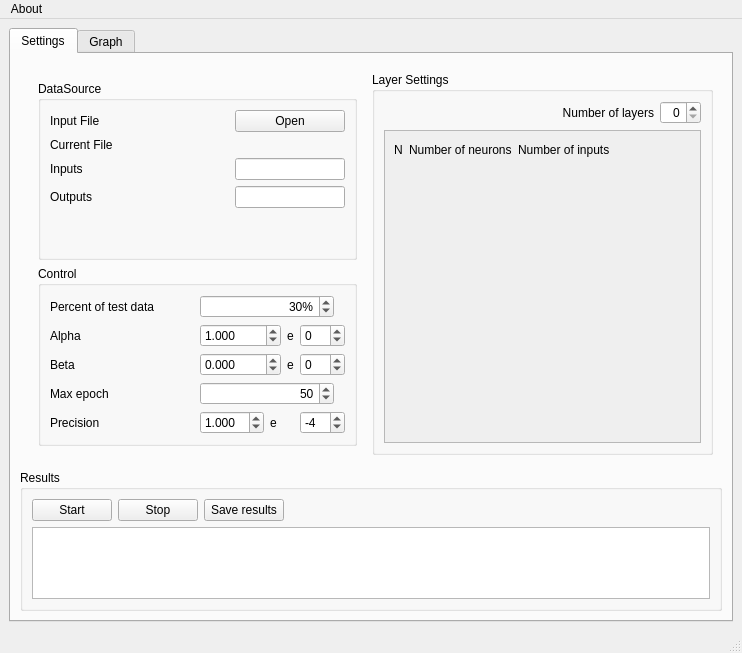
Old version of the form mainwindow.ui in the repository AlexLeSang/ECOHT-ANN_2.
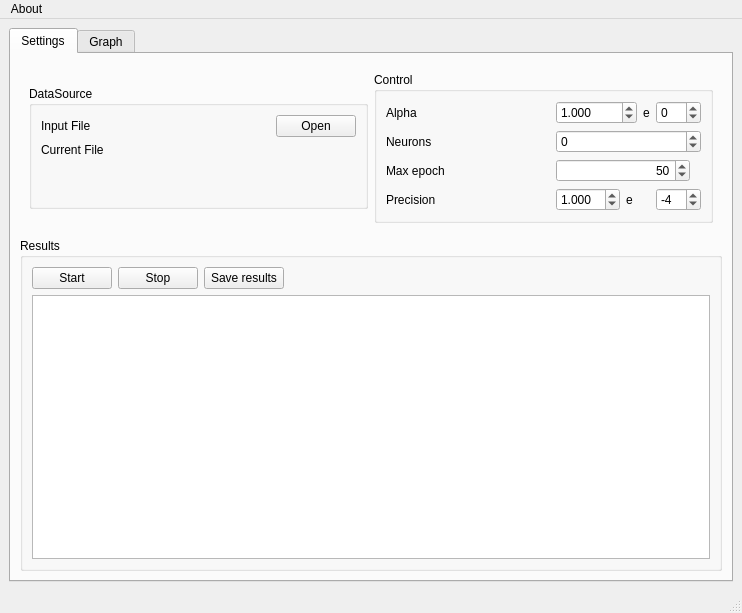
New version of the form. Custom widgets are drawn as their Qt base class.

What changed in the file:
```diff
--- a/mainwindow.ui
+++ b/mainwindow.ui
@@ -35,15 +35,6 @@
          <widget class="QWidget" name="horizontalWidget" native="true">
           <layout class="QHBoxLayout" name="horizontalLayout_2">
            <item>
-            <widget class="QWidget" name="verticalWidget" native="true">
-             <property name="sizePolicy">
-              <sizepolicy hsizetype="Maximum" vsizetype="Preferred">
-               <horstretch>0</horstretch>
-               <verstretch>0</verstretch>
-              </sizepolicy>
-             </property>
-             <layout class="QVBoxLayout" name="verticalLayout_2">
-              <item>
                <widget class="QGroupBox" name="DataBox">
                 <property name="sizePolicy">
                  <sizepolicy hsizetype="Minimum" vsizetype="Fixed">
@@ -122,46 +113,6 @@
                      </property>
                     </widget>
                    </item>
-                   <item row="2" column="0">
-                    <widget class="QLabel" name="label">
-                     <property name="text">
-                      <string>Inputs</string>
-                     </property>
-                    </widget>
-                   </item>
-                   <item row="3" column="0">
-                    <widget class="QLabel" name="label_2">
-                     <property name="text">
-                      <string>Outputs</string>
-                     </property>
-                    </widget>
-                   </item>
-                   <item row="2" column="2">
-                    <widget class="QLineEdit" name="inputsNumber">
-                     <property name="sizePolicy">
-                      <sizepolicy hsizetype="Expanding" vsizetype="Fixed">
-                       <horstretch>0</horstretch>
-                       <verstretch>0</verstretch>
-                      </sizepolicy>
-                     </property>
-                     <property name="readOnly">
-                      <bool>true</bool>
-                     </property>
-                    </widget>
-                   </item>
-                   <item row="3" column="2">
-                    <widget class="QLineEdit" name="outputsNumber">
-                     <property name="sizePolicy">
-                      <sizepolicy hsizetype="Expanding" vsizetype="Fixed">
-                       <horstretch>0</horstretch>
-                       <verstretch>0</verstretch>
-                      </sizepolicy>
-                     </property>
-                     <property name="readOnly">
-                      <bool>true</bool>
-                     </property>
-                    </widget>
-                   </item>
                   </layout>
                  </item>
                  <item>
@@ -197,117 +148,7 @@
                 <layout class="QGridLayout" name="gridLayout_2">
                  <item row="0" column="0">
                   <layout class="QGridLayout" name="gridLayout_4">
-                   <item row="3" column="2">
-                    <widget class="QSpinBox" name="maxEpoch">
-                     <property name="sizePolicy">
-                      <sizepolicy hsizetype="MinimumExpanding" vsizetype="Fixed">
-                       <horstretch>0</horstretch>
-                       <verstretch>0</verstretch>
-                      </sizepolicy>
-                     </property>
-                     <property name="maximumSize">
-                      <size>
-                       <width>134</width>
-                       <height>23</height>
-                      </size>
-                     </property>
-                     <property name="toolTip">
-                      <string>Maximim number of epochs</string>
-                     </property>
-                     <property name="alignment">
-                      <set>Qt::AlignRight|Qt::AlignTrailing|Qt::AlignVCenter</set>
-                     </property>
-                     <property name="maximum">
-                      <number>1000000</number>
-                     </property>
-                     <property name="singleStep">
-                      <number>1</number>
-                     </property>
-                     <property name="value">
-                      <number>50</number>
-                     </property>
-                    </widget>
-                   </item>
-                   <item row="0" column="1">
-                    <spacer name="horizontalSpacer_7">
-                     <property name="orientation">
-                      <enum>Qt::Horizontal</enum>
-                     </property>
-                     <property name="sizeHint" stdset="0">
-                      <size>
-                       <width>40</width>
-                       <height>20</height>
-                      </size>
-                     </property>
-                    </spacer>
-                   </item>
                    <item row="2" column="1">
-                    <spacer name="horizontalSpacer_10">
-                     <property name="orientation">
-                      <enum>Qt::Horizontal</enum>
-                     </property>
-                     <property name="sizeHint" stdset="0">
-                      <size>
-                       <width>40</width>
-                       <height>20</height>
-                      </size>
-                     </property>
-                    </spacer>
-                   </item>
-                   <item row="0" column="0">
-                    <widget class="QLabel" name="percentLabel">
-                     <property name="toolTip">
-                      <string>Amount of data that will be used for testing in percents</string>
-                     </property>
-                     <property name="text">
-                      <string>Percent of test data</string>
-                     </property>
-                     <property name="alignment">
-                      <set>Qt::AlignRight|Qt::AlignTrailing|Qt::AlignVCenter</set>
-                     </property>
-                    </widget>
-                   </item>
-                   <item row="0" column="2">
-                    <widget class="QSpinBox" name="testDataPercent">
-                     <property name="sizePolicy">
-                      <sizepolicy hsizetype="MinimumExpanding" vsizetype="Fixed">
-                       <horstretch>0</horstretch>
-                       <verstretch>0</verstretch>
-                      </sizepolicy>
-                     </property>
-                     <property name="maximumSize">
-                      <size>
-                       <width>134</width>
-                       <height>23</height>
-                      </size>
-                     </property>
-                     <property name="acceptDrops">
-                      <bool>true</bool>
-                     </property>
-                     <property name="toolTip">
-                      <string>&lt;html&gt;&lt;head/&gt;&lt;body&gt;&lt;p&gt;Amount of data that will be used for testing in percents&lt;/p&gt;&lt;/body&gt;&lt;/html&gt;</string>
-                     </property>
-                     <property name="alignment">
-                      <set>Qt::AlignRight|Qt::AlignTrailing|Qt::AlignVCenter</set>
-                     </property>
-                     <property name="buttonSymbols">
-                      <enum>QAbstractSpinBox::UpDownArrows</enum>
-                     </property>
-                     <property name="suffix">
-                      <string>%</string>
-                     </property>
-                     <property name="maximum">
-                      <number>100</number>
-                     </property>
-                     <property name="singleStep">
-                      <number>1</number>
-                     </property>
-                     <property name="value">
-                      <number>30</number>
-                     </property>
-                    </widget>
-                   </item>
-                   <item row="3" column="1">
                     <spacer name="horizontalSpacer_11">
                      <property name="orientation">
                       <enum>Qt::Horizontal</enum>
@@ -320,37 +161,34 @@
                      </property>
                     </spacer>
                    </item>
-                   <item row="4" column="0">
-                    <widget class="QLabel" name="precisionlabel">
-                     <property name="toolTip">
-                      <string>Precision</string>
-                     </property>
-                     <property name="text">
-                      <string>Precision</string>
-                     </property>
-                    </widget>
+                <item row="1" column="2">
+                 <layout class="QHBoxLayout" name="horizontalLayout_8">
+                  <item>
+                   <widget class="QSpinBox" name="betaDegree">
+                    <property name="minimum">
+                     <number>-16</number>
+                    </property>
+                    <property name="maximum">
+                     <number>16</number>
+                    </property>
+                    <property name="value">
+                     <number>0</number>
+                    </property>
+                   </widget>
+                  </item>
+                 </layout>
                    </item>
                    <item row="1" column="0">
-                    <widget class="QLabel" name="alphaLabel">
-                     <property name="toolTip">
-                      <string>Training coefficient</string>
-                     </property>
-                     <property name="text">
-                      <string>Alpha</string>
-                     </property>
-                    </widget>
-                   </item>
-                   <item row="2" column="0">
                     <widget class="QLabel" name="betaLabel">
                      <property name="toolTip">
                       <string>Stretch coefficient</string>
                      </property>
                      <property name="text">
-                      <string>Beta</string>
+                   <string>Neurons</string>
                      </property>
                     </widget>
                    </item>
-                   <item row="1" column="1">
+                <item row="0" column="1">
                     <spacer name="horizontalSpacer_9">
                      <property name="orientation">
                       <enum>Qt::Horizontal</enum>
@@ -363,7 +201,7 @@
                      </property>
                     </spacer>
                    </item>
-                   <item row="3" column="0">
+                <item row="2" column="0">
                     <widget class="QLabel" name="maxEpochlabel">
                      <property name="toolTip">
                       <string>Maximim number of epochs</string>
@@ -373,100 +211,7 @@
                      </property>
                     </widget>
                    </item>
-                   <item row="4" column="1">
-                    <spacer name="horizontalSpacer_12">
-                     <property name="orientation">
-                      <enum>Qt::Horizontal</enum>
-                     </property>
-                     <property name="sizeHint" stdset="0">
-                      <size>
-                       <width>40</width>
-                       <height>20</height>
-                      </size>
-                     </property>
-                    </spacer>
-                   </item>
-                   <item row="1" column="2">
-                    <layout class="QHBoxLayout" name="horizontalLayout_6">
-                     <item>
-                      <widget class="QDoubleSpinBox" name="alphaMantiss">
-                       <property name="decimals">
-                        <number>3</number>
-                       </property>
-                       <property name="minimum">
-                        <double>-1000.000000000000000</double>
-                       </property>
-                       <property name="maximum">
-                        <double>1000.000000000000000</double>
-                       </property>
-                       <property name="value">
-                        <double>1.000000000000000</double>
-                       </property>
-                      </widget>
-                     </item>
-                     <item>
-                      <widget class="QLabel" name="label_3">
-                       <property name="text">
-                        <string>e</string>
-                       </property>
-                      </widget>
-                     </item>
-                     <item>
-                      <widget class="QSpinBox" name="alphaDegree">
-                       <property name="minimum">
-                        <number>-16</number>
-                       </property>
-                       <property name="maximum">
-                        <number>16</number>
-                       </property>
-                       <property name="value">
-                        <number>0</number>
-                       </property>
-                      </widget>
-                     </item>
-                    </layout>
-                   </item>
-                   <item row="2" column="2">
-                    <layout class="QHBoxLayout" name="horizontalLayout_8">
-                     <item>
-                      <widget class="QDoubleSpinBox" name="betaMantiss">
-                       <property name="decimals">
-                        <number>3</number>
-                       </property>
-                       <property name="minimum">
-                        <double>-1000.000000000000000</double>
-                       </property>
-                       <property name="maximum">
-                        <double>1000.000000000000000</double>
-                       </property>
-                       <property name="value">
-                        <double>0.000000000000000</double>
-                       </property>
-                      </widget>
-                     </item>
-                     <item>
-                      <widget class="QLabel" name="label_4">
-                       <property name="text">
-                        <string>e</string>
-                       </property>
-                      </widget>
-                     </item>
-                     <item>
-                      <widget class="QSpinBox" name="betaDegree">
-                       <property name="minimum">
-                        <number>-16</number>
-                       </property>
-                       <property name="maximum">
-                        <number>16</number>
-                       </property>
-                       <property name="value">
-                        <number>0</number>
-                       </property>
-                      </widget>
-                     </item>
-                    </layout>
-                   </item>
-                   <item row="4" column="2">
+                <item row="3" column="2">
                     <layout class="QHBoxLayout" name="horizontalLayout_9">
                      <item>
                       <widget class="QDoubleSpinBox" name="precisionMantiss">
@@ -503,36 +248,39 @@
                      </item>
                     </layout>
                    </item>
-                  </layout>
-                 </item>
-                </layout>
-               </widget>
-              </item>
-             </layout>
-            </widget>
-           </item>
-           <item>
-            <widget class="QGroupBox" name="groupBox">
+                <item row="2" column="2">
+                 <widget class="QSpinBox" name="maxEpoch">
              <property name="sizePolicy">
-              <sizepolicy hsizetype="MinimumExpanding" vsizetype="MinimumExpanding">
+                   <sizepolicy hsizetype="MinimumExpanding" vsizetype="Fixed">
                <horstretch>0</horstretch>
                <verstretch>0</verstretch>
               </sizepolicy>
              </property>
              <property name="maximumSize">
               <size>
-               <width>10000</width>
-               <height>10000</height>
-              </size>
-             </property>
-             <property name="title">
-              <string>Layer Settings</string>
-             </property>
-             <layout class="QVBoxLayout" name="verticalLayout_4">
-              <item>
-               <layout class="QHBoxLayout" name="horizontalLayout_4">
-                <item>
-                 <spacer name="horizontalSpacer_6">
+                    <width>134</width>
+                    <height>23</height>
+                   </size>
+                  </property>
+                  <property name="toolTip">
+                   <string>Maximim number of epochs</string>
+                  </property>
+                  <property name="alignment">
+                   <set>Qt::AlignRight|Qt::AlignTrailing|Qt::AlignVCenter</set>
+                  </property>
+                  <property name="maximum">
+                   <number>1000000</number>
+                  </property>
+                  <property name="singleStep">
+                   <number>1</number>
+                  </property>
+                  <property name="value">
+                   <number>50</number>
+                  </property>
+                 </widget>
+                </item>
+                <item row="1" column="1">
+                 <spacer name="horizontalSpacer_10">
                   <property name="orientation">
                    <enum>Qt::Horizontal</enum>
                   </property>
@@ -544,74 +292,68 @@
                   </property>
                  </spacer>
                 </item>
-                <item>
-                 <widget class="QLabel" name="numberOfLayersLabel">
+                <item row="3" column="0">
+                 <widget class="QLabel" name="precisionlabel">
+                  <property name="toolTip">
+                   <string>Precision</string>
+                  </property>
                   <property name="text">
-                   <string>Number of layers</string>
+                   <string>Precision</string>
                   </property>
-                  <property name="alignment">
-                   <set>Qt::AlignRight|Qt::AlignTrailing|Qt::AlignVCenter</set>
-                  </property>
                  </widget>
                 </item>
-                <item>
-                 <widget class="QSpinBox" name="numberOfLayers">
-                  <property name="alignment">
-                   <set>Qt::AlignRight|Qt::AlignTrailing|Qt::AlignVCenter</set>
-                  </property>
-                  <property name="minimum">
-                   <number>0</number>
-                  </property>
-                  <property name="maximum">
-                   <number>10</number>
-                  </property>
-                  <property name="value">
-                   <number>0</number>
-                  </property>
-                 </widget>
-                </item>
-               </layout>
-              </item>
-              <item>
-               <widget class="QScrollArea" name="scrollArea">
-                <property name="widgetResizable">
-                 <bool>true</bool>
-                </property>
-                <widget class="QWidget" name="scrollAreaWidgetContents">
-                 <property name="geometry">
-                  <rect>
-                   <x>0</x>
-                   <y>0</y>
-                   <width>344</width>
-                   <height>296</height>
-                  </rect>
-                 </property>
-                 <layout class="QVBoxLayout" name="verticalLayout_3">
-                  <item>
-                   <layout class="QGridLayout" name="layersGrid">
                     <item row="0" column="0">
-                     <widget class="QLabel" name="nLabel">
+                 <widget class="QLabel" name="alphaLabel">
+                  <property name="toolTip">
+                   <string>Training coefficient</string>
+                  </property>
                       <property name="text">
-                       <string>N</string>
+                   <string>Alpha</string>
                       </property>
                      </widget>
                     </item>
                     <item row="0" column="2">
-                     <widget class="QLabel" name="activationFunctionLabel">
-                      <property name="text">
-                       <string>Number of inputs</string>
-                      </property>
-                     </widget>
-                    </item>
-                    <item row="0" column="1">
-                     <widget class="QLabel" name="numberOfNeuronsLabel">
+                 <layout class="QHBoxLayout" name="horizontalLayout_6">
+                  <item>
+                   <widget class="QDoubleSpinBox" name="alphaMantiss">
+                    <property name="decimals">
+                     <number>3</number>
+                    </property>
+                    <property name="minimum">
+                     <double>-1000.000000000000000</double>
+                    </property>
+                    <property name="maximum">
+                     <double>1000.000000000000000</double>
+                    </property>
+                    <property name="value">
+                     <double>1.000000000000000</double>
+                    </property>
+                   </widget>
+                  </item>
+                  <item>
+                   <widget class="QLabel" name="label_3">
                       <property name="text">
-                       <string>Number of neurons</string>
+                     <string>e</string>
                       </property>
                      </widget>
                     </item>
-                    <item row="0" column="3">
-                     <spacer name="horizontalSpacer_4">
+                  <item>
+                   <widget class="QSpinBox" name="alphaDegree">
+                    <property name="minimum">
+                     <number>-16</number>
+                    </property>
+                    <property name="maximum">
+                     <number>16</number>
+                    </property>
+                    <property name="value">
+                     <number>0</number>
+                    </property>
+                   </widget>
+                  </item>
+                 </layout>
+                </item>
+                <item row="3" column="1">
+                 <spacer name="horizontalSpacer_12">
                       <property name="orientation">
                        <enum>Qt::Horizontal</enum>
                       </property>
@@ -625,29 +367,10 @@
                     </item>
                    </layout>
                   </item>
-                  <item>
-                   <spacer name="verticalSpacer">
-                    <property name="orientation">
-                     <enum>Qt::Vertical</enum>
-                    </property>
-                    <property name="sizeHint" stdset="0">
-                     <size>
-                      <width>20</width>
-                      <height>40</height>
-                     </size>
-                    </property>
-                   </spacer>
-                  </item>
-                 </layout>
-                </widget>
-               </widget>
-              </item>
-             </layout>
-            </widget>
-           </item>
-          </layout>
-          <zorder>groupBox</zorder>
-          <zorder>verticalWidget</zorder>
+             </layout>
+            </widget>
+           </item>
+          </layout>
          </widget>
         </item>
         <item>
```
Left out of the diff: 5 changed lines with no effect on the pictures. Lines whose indentation alone changed are shown as unchanged.
